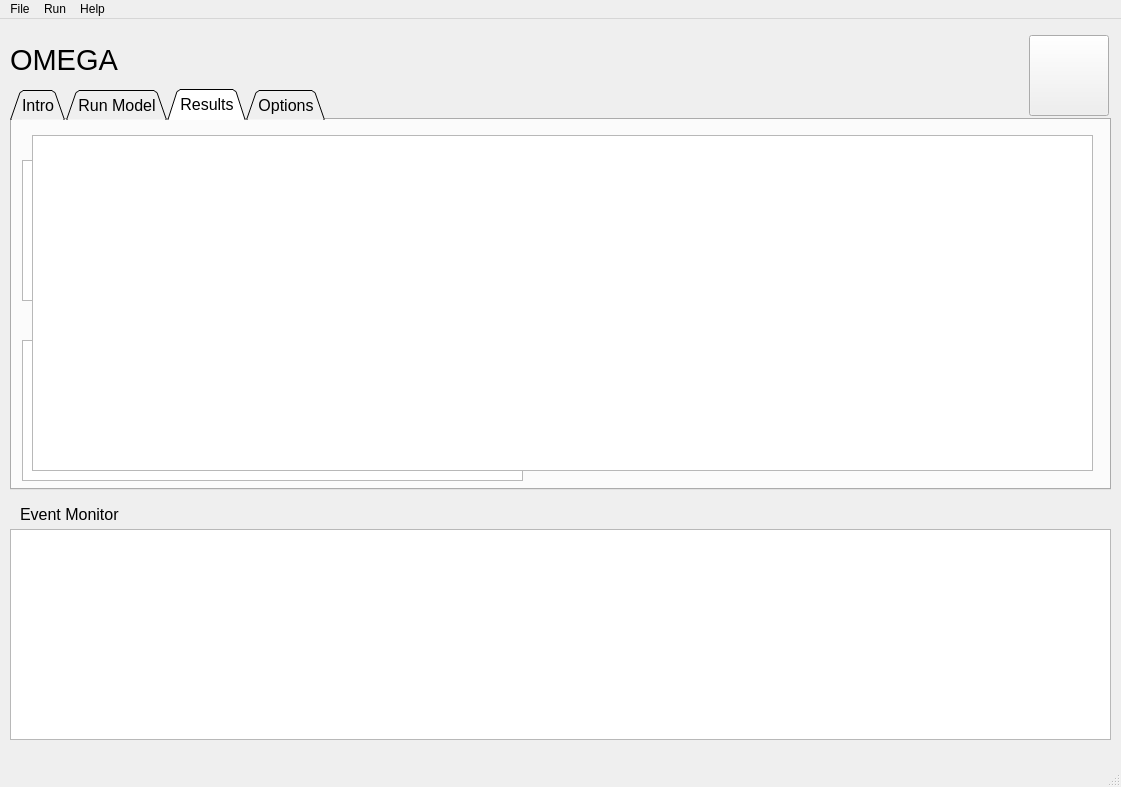
Qt form omega_gui/elements/omega_gui_qt.ui (johnathanvic/EPA_OMEGA_Model) before a commit.
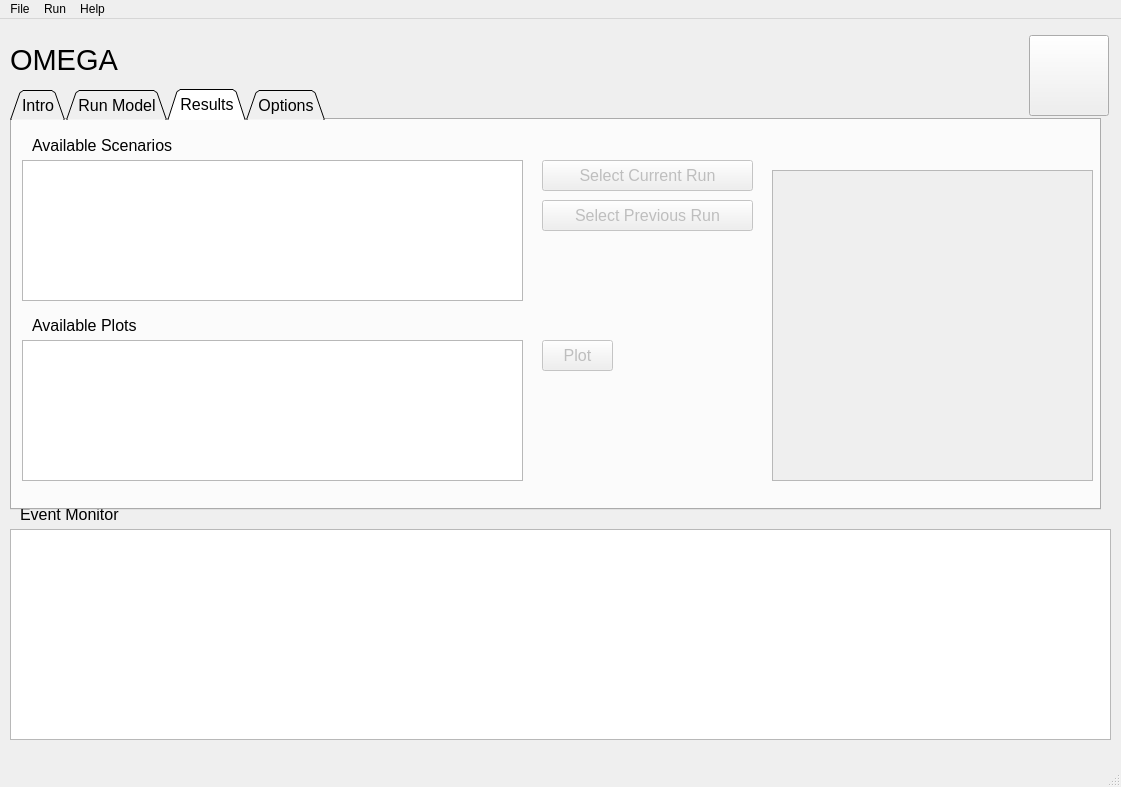
The same form after that commit. The open tabs and pages were chosen to show the change.

Commit message: figured out how to add a matplotlib chart to the GUI!! scroll area supports multiple charts!!

```diff
--- a/omega_gui/elements/omega_gui_qt.ui
+++ b/omega_gui/elements/omega_gui_qt.ui
@@ -31,8 +31,8 @@
      <rect>
       <x>10</x>
       <y>70</y>
-      <width>1101</width>
-      <height>401</height>
+      <width>1091</width>
+      <height>421</height>
      </rect>
     </property>
     <property name="font">
@@ -535,33 +535,46 @@
        <bool>false</bool>
       </property>
      </widget>
-     <widget class="QTextEdit" name="results_comment">
-      <property name="enabled">
-       <bool>true</bool>
-      </property>
+     <widget class="QScrollArea" name="plot_scroll">
       <property name="geometry">
        <rect>
-        <x>20</x>
-        <y>15</y>
-        <width>1061</width>
-        <height>336</height>
+        <x>760</x>
+        <y>50</y>
+        <width>321</width>
+        <height>311</height>
        </rect>
       </property>
-      <property name="font">
-       <font>
-        <family>Arial</family>
-        <pointsize>30</pointsize>
-        <weight>75</weight>
-        <italic>true</italic>
-        <bold>true</bold>
-       </font>
+      <property name="sizePolicy">
+       <sizepolicy hsizetype="Expanding" vsizetype="Expanding">
+        <horstretch>0</horstretch>
+        <verstretch>0</verstretch>
+       </sizepolicy>
       </property>
       <property name="toolTip">
        <string>Feature Under Development</string>
       </property>
-      <property name="autoFillBackground">
+      <property name="mouseTracking">
+       <bool>true</bool>
+      </property>
+      <property name="verticalScrollBarPolicy">
+       <enum>Qt::ScrollBarAsNeeded</enum>
+      </property>
+      <property name="sizeAdjustPolicy">
+       <enum>QAbstractScrollArea::AdjustToContents</enum>
+      </property>
+      <property name="widgetResizable">
        <bool>false</bool>
       </property>
+      <widget class="QWidget" name="scrollAreaWidgetContents">
+       <property name="geometry">
+        <rect>
+         <x>0</x>
+         <y>0</y>
+         <width>319</width>
+         <height>309</height>
+        </rect>
+       </property>
+      </widget>
      </widget>
      <zorder>list_graphs_1</zorder>
      <zorder>available_plots_1_label_2</zorder>
```
Left out of the diff: 15 changed lines with no effect on the pictures. The commit also changes 1 other file.
